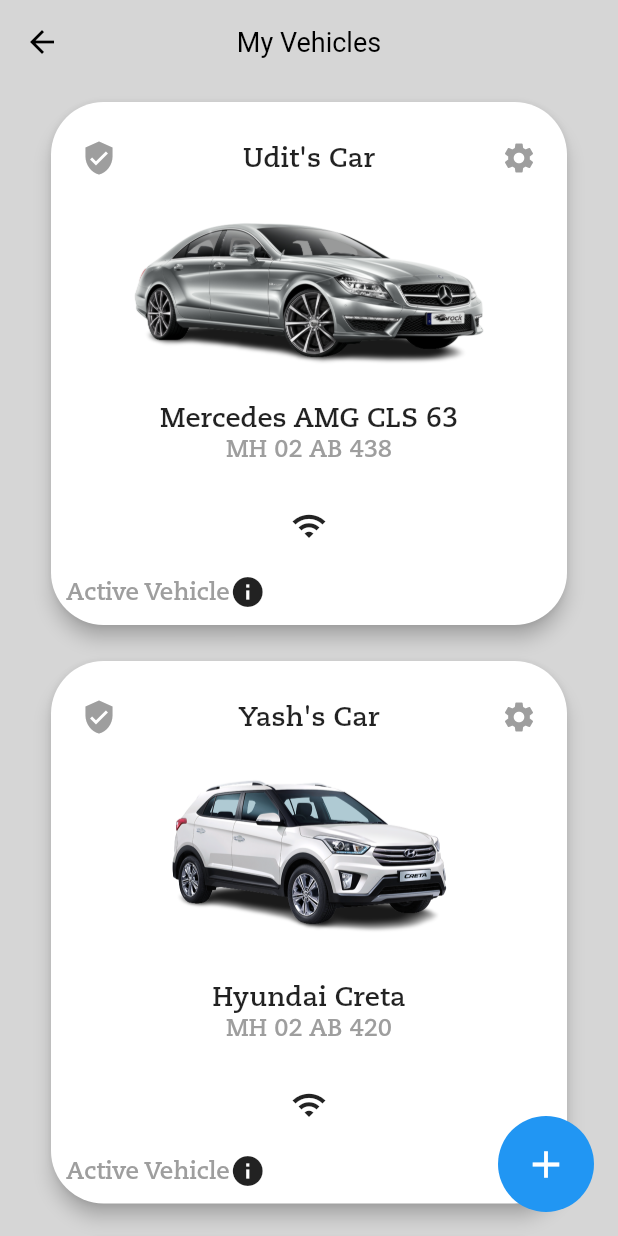
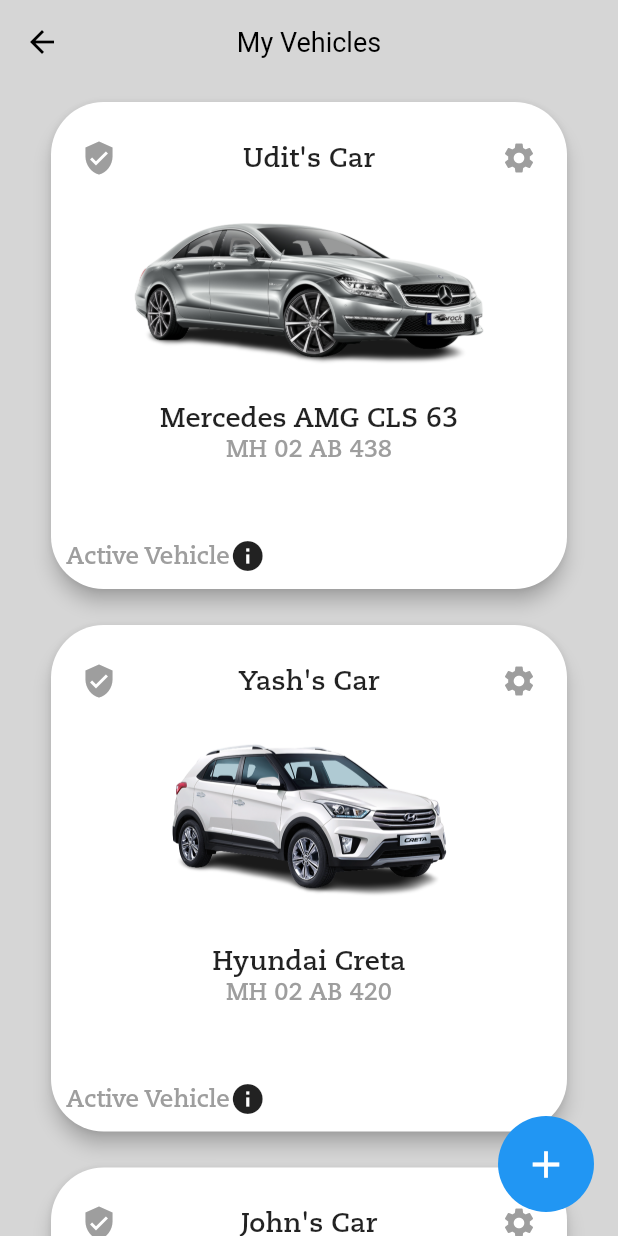
Before and after one commit to Dreanit/Noru, a Flutter app: the MyVehiclesScreen screen opened directly, on a phone screen of 412 x 824 dp. Run offline on Flutter 3.47's test engine with Material 2 defaults, Android fonts, the phone set to English and light mode, and no system bars; our stand-ins replace firebase_auth, firebase_core, flutter_switch, flutter_typeahead, geocoding, geolocator and 3 more; missing offline and left inert: google_maps_webservice; accounts and stored records are empty.

Commit message:
new changes

```diff
--- a/lib/UI/drawer/My Vehicles/View/myvehicles.dart
+++ b/lib/UI/drawer/My Vehicles/View/myvehicles.dart
@@ -1,6 +1,7 @@
+import 'package:flutter/cupertino.dart';
 import 'package:flutter/material.dart';
 import 'package:noru/Widgets/customtextfieldtype2.dart';
-
+import 'package:flutter_switch/flutter_switch.dart';
 import '../../../../helpers/harcodedData/myvehicles.dart';
 import '../../../../helpers/models/myvehiclesmodel.dart';
 import '../Widget/addVehiclePopUp.dart';
@@ -58,10 +59,20 @@
 
 TextStyle keyStyle = TextStyle(fontWeight: FontWeight.w500, fontSize: 18);
 
-class MyVehicleCard extends StatelessWidget {
+class MyVehicleCard extends StatefulWidget {
   MyVehicleCard({Key? key, required this.data}) : super(key: key);
   MyVehicles data;
+
   @override
+  State<MyVehicleCard> createState() => _MyVehicleCardState();
+}
+
+class _MyVehicleCardState extends State<MyVehicleCard> {
+  @override
+  bool value = true;
+  Color _textColor = Colors.black;
+  Color _appBarColor = Color.fromRGBO(36, 41, 46, 1);
+  Color _scaffoldBgcolor = Colors.white;
   Widget build(BuildContext context) {
     return Padding(
       padding: const EdgeInsets.symmetric(horizontal: 30.0, vertical: 8),
@@ -79,15 +90,21 @@
                 padding: const EdgeInsets.symmetric(horizontal: 10.0),
                 child: Row(
                   children: [
-                    Icon(Icons.verified_user,color: Colors.grey,),
+                    Icon(
+                      Icons.verified_user,
+                      color: Colors.grey,
+                    ),
                     Spacer(),
                     Text(
-                      data.nickName,
+                      widget.data.nickName,
                       textAlign: TextAlign.center,
                       style: TextStyle(fontSize: 18, fontFamily: "Caecilia"),
                     ),
                     Spacer(),
-                    Icon(Icons.settings,color: Colors.grey,),
+                    Icon(
+                      Icons.settings,
+                      color: Colors.grey,
+                    ),
                   ],
                 ),
               ),
@@ -97,7 +114,7 @@
               ClipRRect(
                 borderRadius: BorderRadius.circular(10),
                 child: Image.asset(
-                  data.imagePath,
+                  widget.data.imagePath,
                   fit: BoxFit.fitHeight,
                   scale: 3,
                 ),
@@ -105,33 +122,33 @@
               SizedBox(
                 height: 20,
               ),
-
               Text(
-                data.name,
+                widget.data.name,
                 style: TextStyle(fontSize: 18, fontFamily: "Caecilia"),
               ),
               Text(
-                data.plateNumber,
+                widget.data.plateNumber,
                 style: TextStyle(
                     fontSize: 16, color: Colors.grey, fontFamily: "Caecilia"),
               ),
               SizedBox(
                 height: 30,
               ),
+              // Row(
+              //   children: const [Spacer(), Icon(Icons.wifi), Spacer()],
+              // ),
+              SizedBox(
+                height: 20,
+              ),
               Row(
-
-                children: [
+                children: const [
+                  Text("Active Vehicle",
+                      style: TextStyle(
+                          fontSize: 16,
+                          color: Colors.grey,
+                          fontFamily: "Caecilia")),
+                  Icon(Icons.info),
                   Spacer(),
-                  Icon(Icons.wifi),
-                  Spacer()
-                ],
-              ),
-              SizedBox(height: 20,),
-              Row(
-                children: [
-                  Text("Active Vehicle",style: TextStyle(
-                      fontSize: 16, color: Colors.grey, fontFamily: "Caecilia")),
-                  Icon(Icons.info)
                 ],
               )
             ],
--- a/lib/UI/drawer/My Vehicles/Widget/addVehiclePopUp.dart
+++ b/lib/UI/drawer/My Vehicles/Widget/addVehiclePopUp.dart
@@ -150,7 +150,7 @@
                           plateNumber: carNumberController.text.toUpperCase(),
                           condition: carConditionController.text,
                           fuelType: fuelTypeValue,
-                          imagePath: 'assets/CarImage/dzire.jpg',nickName: ""));
+                          imagePath: 'assets/CarImage/dzire.png',nickName: "",isActive: true));
                       Navigator.pushAndRemoveUntil(context,
                           MaterialPageRoute(builder: (context) {
                         return MyVehiclesScreen();
--- a/lib/Widgets/customdrawer.dart
+++ b/lib/Widgets/customdrawer.dart
@@ -12,6 +12,7 @@
   @override
   Widget build(BuildContext context) {
     return Drawer(
+      elevation: 30,
       backgroundColor: Colors.grey[300],
       child: ListView(
         children: [
--- /dev/null
+++ b/lib/helpers/harcodedData/inboxdata.dart
@@ -0,0 +1 @@
+import 'package:flutter/material.dart';
--- a/lib/helpers/harcodedData/myvehicles.dart
+++ b/lib/helpers/harcodedData/myvehicles.dart
@@ -1,8 +1,8 @@
 import '../models/myvehiclesmodel.dart';
 
 List<MyVehicles> myVehicleDataList = [
-  MyVehicles(name: 'Mercedes AMG CLS 63', type: '2 Seater', plateNumber: 'MH 02 AB 438', condition: 'Good', fuelType: 'Diesel', imagePath: 'assets/CarImage/mercedes-amg-cls-63.png',nickName: "Udit's Car"),
-  MyVehicles(name: 'Hyundai Creta', type: '5 Seater', plateNumber: 'MH 02 AB 420', condition: 'Excellent', fuelType: 'Petrol', imagePath: 'assets/CarImage/HyundaiCreta.png',nickName: "Yash's Car"),
-  MyVehicles(name: 'Honda City', type: '5 Seater', plateNumber: 'MH 02 CD 121', condition: 'Good', fuelType: 'Petrol', imagePath: 'assets/CarImage/hondaCity.png',nickName: "John's Car"),
+  MyVehicles(name: 'Mercedes AMG CLS 63', type: '2 Seater', plateNumber: 'MH 02 AB 438', condition: 'Good', fuelType: 'Diesel', imagePath: 'assets/CarImage/mercedes-amg-cls-63.png',nickName: "Udit's Car",isActive: true),
+  MyVehicles(name: 'Hyundai Creta', type: '5 Seater', plateNumber: 'MH 02 AB 420', condition: 'Excellent', fuelType: 'Petrol', imagePath: 'assets/CarImage/HyundaiCreta.png',nickName: "Yash's Car",isActive: false),
+  MyVehicles(name: 'Honda City', type: '5 Seater', plateNumber: 'MH 02 CD 121', condition: 'Good', fuelType: 'Petrol', imagePath: 'assets/CarImage/hondaCity.png',nickName: "John's Car",isActive: true),
 
 ];
--- a/lib/helpers/harcodedData/nearbycarsdata.dart
+++ b/lib/helpers/harcodedData/nearbycarsdata.dart
@@ -6,7 +6,7 @@
       rating: 4.2,
       reviewTotal: 22,
       fromLocation: 'Bhopal',
-      toLocation: 'Indore',imagePath: 'assets/CarImage/dzire.jpg'),
+      toLocation: 'Indore',imagePath: 'assets/CarImage/dzire.png'),
   NearByCarsModel(
       carName: 'Honda City',
       rating: 3.2,
@@ -24,11 +24,11 @@
       rating: 4.1,
       reviewTotal: 20,
       fromLocation: 'Bhopal',
-      toLocation: 'Indore',imagePath: 'assets/CarImage/dzire.jpg'),
+      toLocation: 'Indore',imagePath: 'assets/CarImage/dzire.png'),
   NearByCarsModel(
       carName: 'Swift Dzire',
       rating: 4.5,
       reviewTotal: 55,
       fromLocation: 'Bhopal',
-      toLocation: 'Sehore',imagePath: 'assets/CarImage/dzire.jpg'),
+      toLocation: 'Sehore',imagePath: 'assets/CarImage/dzire.png'),
 ];
--- /dev/null
+++ b/lib/helpers/models/inboxmodel.dart
@@ -0,0 +1,6 @@
+// class InboxModel{
+//   String body;
+//   String name;
+//   int Id;
+//
+// }
--- a/lib/helpers/models/myvehiclesmodel.dart
+++ b/lib/helpers/models/myvehiclesmodel.dart
@@ -3,7 +3,11 @@
       {required this.name,
       required this.type,
       required this.plateNumber,
-      required this.condition,required this.fuelType,required this.imagePath,required this.nickName});
+      required this.condition,
+      required this.fuelType,
+      required this.imagePath,
+      required this.nickName,
+      required this.isActive});
   String name;
   String plateNumber;
   String type;
@@ -11,4 +15,5 @@
   String fuelType;
   String imagePath;
   String nickName;
+  bool isActive;
 }
--- a/lib/main.dart
+++ b/lib/main.dart
@@ -25,7 +25,7 @@
       title: 'Flutter Demo',
       theme: ThemeData(
         backgroundColor:  Colors.grey.shade500,),
-      home: DashBoard(),
+      home: LoginScreen(),
     );
   }
 }
```
Also changed, not shown: lib/UI/dashboard.dart (+9 -3 lines), lib/UI/dashboardScreens/homescreen.dart (+30 -4 lines), lib/UI/dashboardScreens/post_ride_screen.dart (added, +173 -0 lines), pubspec.yaml (+1 -45 lines), assets/CarImage/dzire.jpg (deleted), assets/CarImage/dzire.png (added), pubspec.lock, 1 other file.
